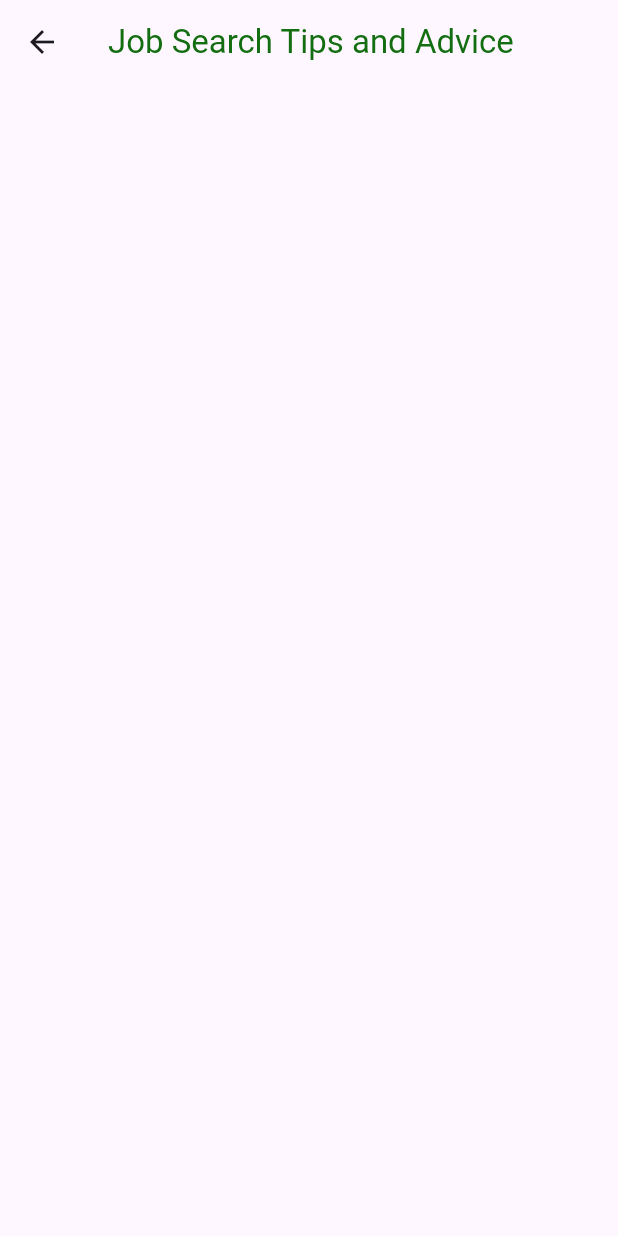
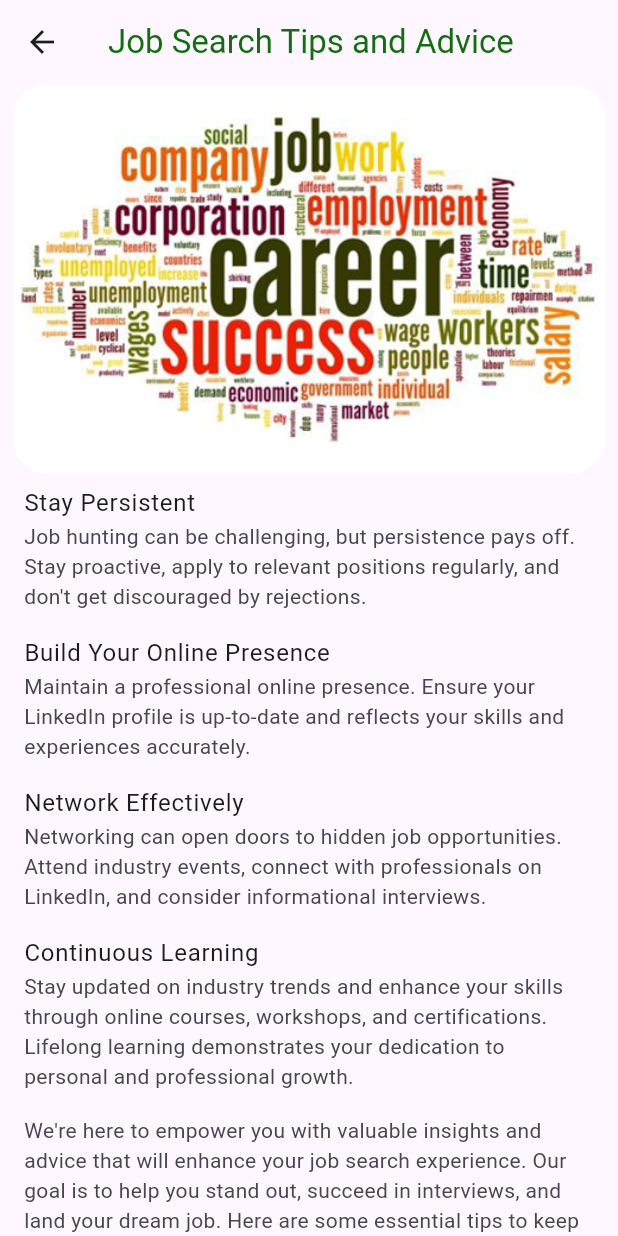
Before and after one commit to AnchorMiles/kazi_connect, a Flutter app: the TipsAndAdvice screen opened directly, on a phone screen of 412 x 824 dp. Run offline on Flutter 3.47's test engine with Material 2 defaults, Android fonts, the phone set to English and light mode, and no system bars; our stand-ins replace cached_network_image, cloud_firestore, easy_dynamic_theme, firebase_auth, firebase_core, firebase_storage and 6 more; missing offline and left inert: firebase_ui_auth, firebase_ui_oauth_google, flutter_phone_direct_caller; accounts and stored records are empty; generated files the repository leaves out were written again; network calls fail.

Commit message:
app design

```diff
--- a/lib/presentation/home/bottomnav_pages/profile.dart
+++ b/lib/presentation/home/bottomnav_pages/profile.dart
@@ -256,8 +256,9 @@ class _ProfilePageState extends State<ProfilePage> {
           ),
           const SizedBox(height: 8),
           ListTile(
-            leading: const Icon(
+            leading: Icon(
               Icons.email_outlined,
+              color: Theme.of(context).colorScheme.secondary,
             ),
             title: const Text('Email Verification'),
             subtitle: isEmailVerified
--- a/lib/presentation/home/home_screen.dart
+++ b/lib/presentation/home/home_screen.dart
@@ -84,6 +84,7 @@ class _HomeScreenState extends State<HomeScreen> {
     return Scaffold(
       drawer: Drawer(
         elevation: 16,
+        backgroundColor: Theme.of(context).colorScheme.secondaryContainer,
         child: SingleChildScrollView(
           child: Card(
             elevation: 0,
--- a/lib/presentation/home/homepage_destinations/tips_and_advice.dart
+++ b/lib/presentation/home/homepage_destinations/tips_and_advice.dart
@@ -13,6 +13,112 @@ class TipsAndAdvice extends StatelessWidget {
           style: TextStyle(color: Theme.of(context).primaryColor),
         ),
       ),
+      body: ListView(
+        children: [
+          Padding(
+            padding: const EdgeInsets.only(left: 8, right: 8),
+            child: ClipRRect(
+              borderRadius: BorderRadius.circular(24),
+              child: Image.asset(
+                "assets/tips_and_advice.png",
+                fit: BoxFit.cover,
+              ),
+            ),
+          ),
+          const ListTile(
+            title: Text("Stay Persistent"),
+            subtitle: Text(
+                "Job hunting can be challenging, but persistence pays off. Stay proactive, "
+                "apply to relevant positions regularly, and don't get discouraged by rejections."),
+          ),
+          const ListTile(
+            title: Text("Build Your Online Presence"),
+            subtitle: Text(
+                "Maintain a professional online presence. Ensure your LinkedIn "
+                "profile is up-to-date and reflects your skills and experiences accurately."),
+          ),
+          const ListTile(
+            title: Text("Network Effectively"),
+            subtitle: Text(
+                "Networking can open doors to hidden job opportunities. Attend "
+                "industry events, connect with professionals on LinkedIn, and "
+                "consider informational interviews."),
+          ),
+          const ListTile(
+            title: Text("Continuous Learning"),
+            subtitle: Text(
+                "Stay updated on industry trends and enhance your skills through "
+                "online courses, workshops, and certifications. Lifelong learning "
+                "demonstrates your dedication to personal and professional growth."),
+          ),
+          const ListTile(
+            subtitle: Text(
+                "We're here to empower you with valuable insights and advice that "
+                "will enhance your job search experience. Our goal is to help "
+                "you stand out, succeed in interviews, and land your dream job. "
+                "Here are some essential tips to keep in mind:"),
+          ),
+          const ListTile(
+            title: Text("Craft an Impressive Resume"),
+            subtitle: Text(
+                "Your resume is your first impression on potential employers. "
+                "Tailor it to showcase your relevant skills, experience, and achievements. "
+                "Use clear formatting and bullet points for easy readability."),
+          ),
+          const ListTile(
+            title: Text("Write a Compelling Cover Letter"),
+            subtitle: Text(
+                "A well-written cover letter can set you apart from other applicants. "
+                "Address the hiring manager by name, highlight your skills that match the job "
+                "requirements, and explain why you're a great fit for the role."),
+          ),
+          const ListTile(
+            title: Text("Research the Company"),
+            subtitle: Text(
+                "Before an interview, research the company thoroughly. Understand their mission, "
+                "values, products, and recent news. This knowledge will impress the interviewer "
+                "and show your genuine interest."),
+          ),
+          const ListTile(
+            title: Text("Practice Interview Questions"),
+            subtitle: Text(
+                "Prepare for interviews by practicing common interview questions. Craft concise, "
+                "engaging responses that highlight your skills and experiences. Use the STAR method "
+                "(Situation, Task, Action, Result) for behavioral questions."),
+          ),
+          const ListTile(
+            title: Text("Dress Appropriately"),
+            subtitle: Text(
+                "Dress professionally and appropriately for the industry you're interviewing in. "
+                "When in doubt, it's better to be slightly overdressed than underdressed."),
+          ),
+          const ListTile(
+            title: Text("Showcase Soft Skills"),
+            subtitle: Text(
+                "In addition to technical skills, employers value soft skills such as communication, "
+                "teamwork, and problem-solving. Use examples from your experiences to demonstrate these qualities."),
+          ),
+          const ListTile(
+            title: Text("Ask Thoughtful Questions"),
+            subtitle: Text(
+                "Prepare questions to ask the interviewer. This demonstrates your interest in the company and role. "
+                "Inquire about company culture, team dynamics, and growth opportunities."),
+          ),
+          const ListTile(
+            title: Text("Follow Up"),
+            subtitle: Text(
+                "Send a thank-you email after an interview. Express your gratitude for the opportunity "
+                "and reaffirm your interest in the position. This gesture can leave a positive impression."),
+          ),
+          const ListTile(
+            title: Text("Remember, Your Journey is Unique"),
+            subtitle: Text(
+                "Every job search journey is unique. Tailor these tips to your individual strengths "
+                "and circumstances. Stay positive, be adaptable, and remember that each step you take "
+                "brings you closer to your desired career path. Good luck on your job search adventure!**"),
+          )
+        ],
+      ),
     );
   }
 }
```
Also changed, not shown: assets/tips_and_advice.png (added).
